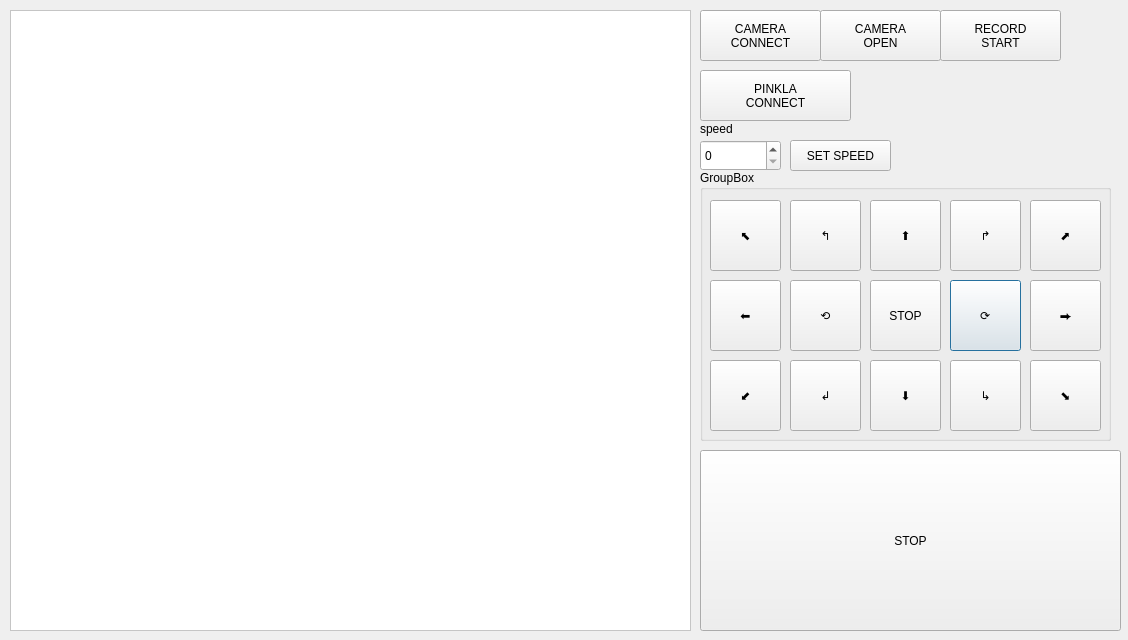
First picture: the form in src/pinkla_qt/gui.ui, repository addinedu-ros-4th/deeplearning-repo-2, before the edit.
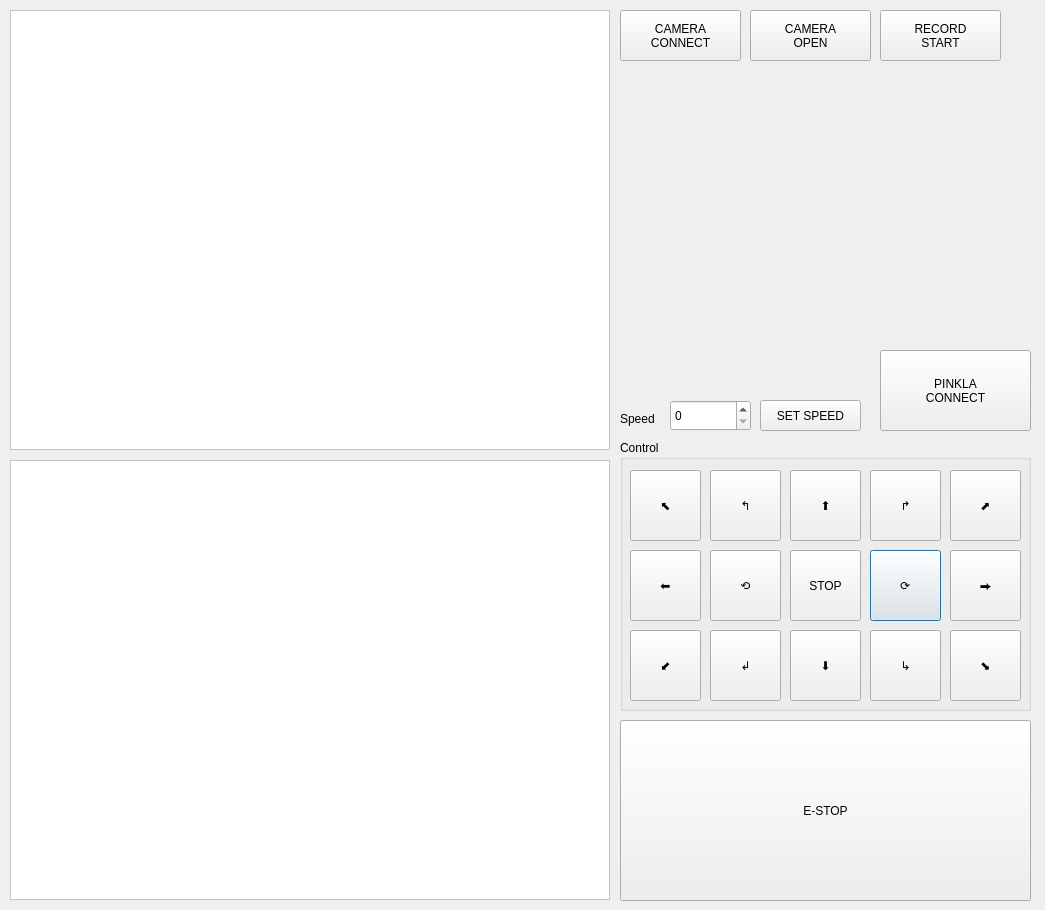
Second picture: the form after the edit.

Commit message: raspi socket, serial ok

Diff of the .ui file:
```diff
--- a/src/pinkla_qt/gui.ui
+++ b/src/pinkla_qt/gui.ui
@@ -2,12 +2,15 @@
 <ui version="4.0">
  <class>Dialog</class>
  <widget class="QDialog" name="Dialog">
+  <property name="enabled">
+   <bool>true</bool>
+  </property>
   <property name="geometry">
    <rect>
     <x>0</x>
     <y>0</y>
-    <width>1128</width>
-    <height>640</height>
+    <width>1045</width>
+    <height>910</height>
    </rect>
   </property>
   <property name="windowTitle">
@@ -18,8 +21,8 @@
     <rect>
      <x>10</x>
      <y>10</y>
-     <width>681</width>
-     <height>621</height>
+     <width>600</width>
+     <height>440</height>
     </rect>
    </property>
    <property name="styleSheet">
@@ -35,14 +38,14 @@
   <widget class="QGroupBox" name="groupBox">
    <property name="geometry">
     <rect>
-     <x>700</x>
-     <y>170</y>
+     <x>620</x>
+     <y>440</y>
      <width>411</width>
      <height>271</height>
     </rect>
    </property>
    <property name="title">
-    <string>GroupBox</string>
+    <string>Control</string>
    </property>
    <widget class="QPushButton" name="btn_rot_r">
     <property name="geometry">
@@ -243,21 +246,21 @@
   <widget class="QPushButton" name="btn_ems">
    <property name="geometry">
     <rect>
-     <x>700</x>
-     <y>450</y>
-     <width>421</width>
+     <x>620</x>
+     <y>720</y>
+     <width>411</width>
      <height>181</height>
     </rect>
    </property>
    <property name="text">
-    <string>STOP</string>
+    <string>E-STOP</string>
    </property>
   </widget>
   <widget class="QSpinBox" name="spin_speed">
    <property name="geometry">
     <rect>
-     <x>700</x>
-     <y>140</y>
+     <x>670</x>
+     <y>400</y>
      <width>81</width>
      <height>31</height>
     </rect>
@@ -266,21 +269,21 @@
   <widget class="QLabel" name="label">
    <property name="geometry">
     <rect>
-     <x>700</x>
-     <y>120</y>
+     <x>620</x>
+     <y>410</y>
      <width>67</width>
      <height>17</height>
     </rect>
    </property>
    <property name="text">
-    <string>speed</string>
+    <string>Speed</string>
    </property>
   </widget>
   <widget class="QPushButton" name="btn_setspeed">
    <property name="geometry">
     <rect>
-     <x>790</x>
-     <y>140</y>
+     <x>760</x>
+     <y>400</y>
      <width>101</width>
      <height>31</height>
     </rect>
@@ -292,7 +295,7 @@
   <widget class="QPushButton" name="btn_camera">
    <property name="geometry">
     <rect>
-     <x>820</x>
+     <x>750</x>
      <y>10</y>
      <width>121</width>
      <height>51</height>
@@ -306,7 +309,7 @@
   <widget class="QPushButton" name="btn_record">
    <property name="geometry">
     <rect>
-     <x>940</x>
+     <x>880</x>
      <y>10</y>
      <width>121</width>
      <height>51</height>
@@ -320,7 +323,7 @@
   <widget class="QPushButton" name="btn_cam_socket">
    <property name="geometry">
     <rect>
-     <x>700</x>
+     <x>620</x>
      <y>10</y>
      <width>121</width>
      <height>51</height>
@@ -334,10 +337,10 @@
   <widget class="QPushButton" name="btn_pinkla_socket">
    <property name="geometry">
     <rect>
-     <x>700</x>
-     <y>70</y>
+     <x>880</x>
+     <y>350</y>
      <width>151</width>
-     <height>51</height>
+     <height>81</height>
     </rect>
    </property>
    <property name="text">
@@ -345,6 +348,25 @@
 CONNECT</string>
    </property>
   </widget>
+  <widget class="QLabel" name="label_pixmap_2">
+   <property name="geometry">
+    <rect>
+     <x>10</x>
+     <y>460</y>
+     <width>600</width>
+     <height>440</height>
+    </rect>
+   </property>
+   <property name="styleSheet">
+    <string notr="true">background-color: rgb(255, 255, 255);</string>
+   </property>
+   <property name="frameShape">
+    <enum>QFrame::StyledPanel</enum>
+   </property>
+   <property name="text">
+    <string/>
+   </property>
+  </widget>
  </widget>
  <resources/>
  <connections/>
```
The commit also changes 2 other files.
